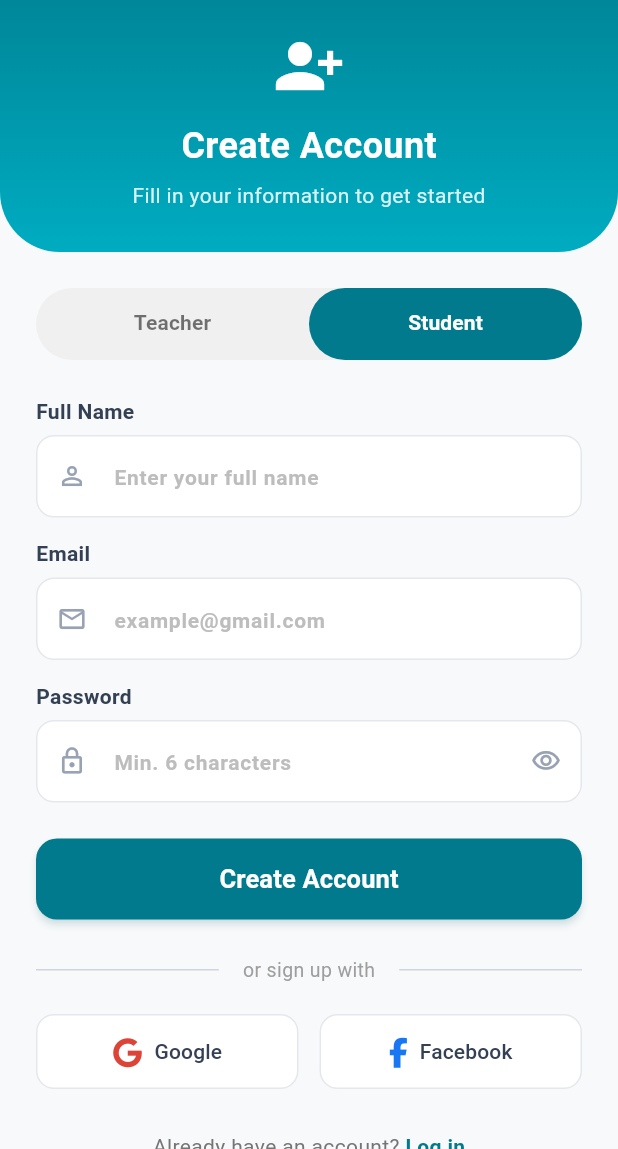
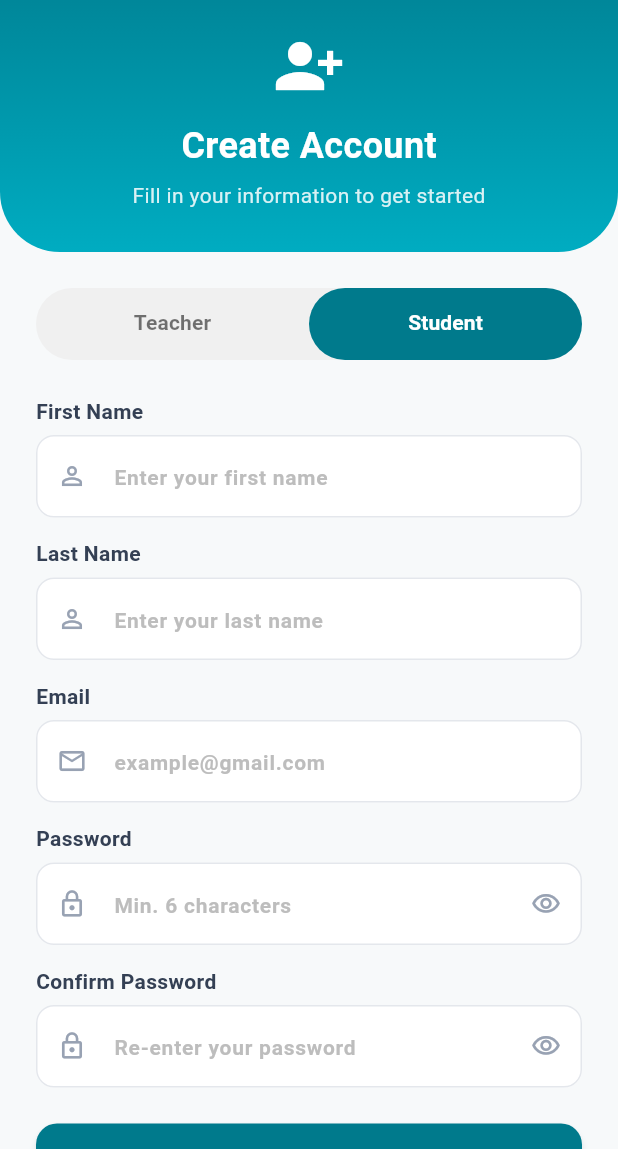
Before and after one commit to ToLa-Web/school-management, a Flutter app: the RegisterScreen screen opened by its route, on a phone screen of 412 x 824 dp, the part 87-1236 px from its top. Run offline on Flutter 3.47's test engine with Material 3 defaults, Android fonts, the light colour scheme and no system bars; our stand-ins replace carousel_slider, curved_navigation_bar, dio, fl_chart, flutter_bounceable, flutter_secure_storage and 6 more; missing offline and left inert: flutter_facebook_auth; accounts and stored records are empty.

Commit message:
Replace username with firstName/lastName in register form and login files

```diff
--- a/frontend/lib/Login/register.dart
+++ b/frontend/lib/Login/register.dart
@@ -18,11 +18,15 @@ class _RegisterScreenState extends State<RegisterScreen>
   final _oauthService = OAuthService();
 
   // Controllers per tab (Teacher=0, Student=1)
-  final List<TextEditingController> _fullNameControllers =
+  final List<TextEditingController> _firstNameControllers =
+      List.generate(2, (_) => TextEditingController());
+  final List<TextEditingController> _lastNameControllers =
       List.generate(2, (_) => TextEditingController());
   final List<TextEditingController> _emailControllers =
       List.generate(2, (_) => TextEditingController());
   final List<TextEditingController> _passwordControllers =
+      List.generate(2, (_) => TextEditingController());
+  final List<TextEditingController> _confirmPasswordControllers =
       List.generate(2, (_) => TextEditingController());
 
   bool _isLoading = false;
@@ -30,6 +34,7 @@ class _RegisterScreenState extends State<RegisterScreen>
   bool _isFacebookLoading = false;
   String? _errorMessage;
   bool _isObscured = true;
+  bool _isConfirmObscured = true;
 
   bool get _anyLoading => _isLoading || _isGoogleLoading || _isFacebookLoading;
 
@@ -54,9 +59,11 @@ class _RegisterScreenState extends State<RegisterScreen>
   void dispose() {
     _tabController.dispose();
     for (var list in [
-      _fullNameControllers,
+      _firstNameControllers,
+      _lastNameControllers,
       _emailControllers,
       _passwordControllers,
+      _confirmPasswordControllers,
     ]) {
       for (var c in list) {
         c.dispose();
@@ -67,17 +74,23 @@ class _RegisterScreenState extends State<RegisterScreen>
 
   Future<void> _handleRegister() async {
     final tabIndex = _tabController.index;
-    final fullName = _fullNameControllers[tabIndex].text.trim();
+    final firstName = _firstNameControllers[tabIndex].text.trim();
+    final lastName = _lastNameControllers[tabIndex].text.trim();
     final email = _emailControllers[tabIndex].text.trim();
     final password = _passwordControllers[tabIndex].text;
+    final confirmPassword = _confirmPasswordControllers[tabIndex].text;
 
-    if (fullName.isEmpty || email.isEmpty || password.isEmpty) {
+    if (firstName.isEmpty || lastName.isEmpty || email.isEmpty || password.isEmpty || confirmPassword.isEmpty) {
       setState(() => _errorMessage = 'Please fill in all required fields');
       return;
     }
     if (password.length < 6) {
       setState(
           () => _errorMessage = 'Password must be at least 6 characters');
+      return;
+    }
+    if (password != confirmPassword) {
+      setState(() => _errorMessage = 'Passwords do not match');
       return;
     }
 
@@ -88,7 +101,7 @@ class _RegisterScreenState extends State<RegisterScreen>
 
     try {
       final result = await _apiService.register(
-        UserCreateDto(email: email, password: password, username: fullName),
+        UserCreateDto(email: email, password: password, firstName: firstName, lastName: lastName),
       );
       if (!mounted) return;
       if (result != null) {
@@ -469,9 +482,13 @@ class _RegisterScreenState extends State<RegisterScreen>
                         final idx = _tabController.index;
                         return Column(
                           children: [
-                            _buildField("Full Name", Icons.person_outline,
-                                "Enter your full name",
-                                _fullNameControllers[idx]),
+                            _buildField("First Name", Icons.person_outline,
+                                "Enter your first name",
+                                _firstNameControllers[idx]),
+                            const SizedBox(height: 14),
+                            _buildField("Last Name", Icons.person_outline,
+                                "Enter your last name",
+                                _lastNameControllers[idx]),
                             const SizedBox(height: 14),
                             _buildField("Email", Icons.email_outlined,
                                 "example@gmail.com",
@@ -479,6 +496,8 @@ class _RegisterScreenState extends State<RegisterScreen>
                                 keyboardType: TextInputType.emailAddress),
                             const SizedBox(height: 14),
                             _buildPasswordField(idx),
+                            const SizedBox(height: 14),
+                            _buildConfirmPasswordField(idx),
                           ],
                         );
                       },
@@ -690,6 +709,58 @@ class _RegisterScreenState extends State<RegisterScreen>
     );
   }
 
+  Widget _buildConfirmPasswordField(int tabIndex) {
+    return Column(
+      crossAxisAlignment: CrossAxisAlignment.start,
+      children: [
+        const Text("Confirm Password",
+            style: TextStyle(
+                fontWeight: FontWeight.w600,
+                color: Color(0xFF344054),
+                fontSize: 14)),
+        const SizedBox(height: 6),
+        TextField(
+          controller: _confirmPasswordControllers[tabIndex],
+          obscureText: _isConfirmObscured,
+          decoration: InputDecoration(
+            prefixIcon: const Icon(Icons.lock_outline,
+                color: Color(0xFF98A2B3), size: 20),
+            hintText: "Re-enter your password",
+            hintStyle: TextStyle(color: Colors.grey.shade400, fontSize: 14),
+            suffixIcon: IconButton(
+              icon: Icon(
+                _isConfirmObscured
+                    ? Icons.visibility_outlined
+                    : Icons.visibility_off_outlined,
+                color: const Color(0xFF98A2B3),
+                size: 20,
+              ),
+              onPressed: () =>
+                  setState(() => _isConfirmObscured = !_isConfirmObscured),
+            ),
+            filled: true,
+            fillColor: Colors.white,
+            contentPadding:
+                const EdgeInsets.symmetric(horizontal: 16, vertical: 14),
+            border: OutlineInputBorder(
+              borderRadius: BorderRadius.circular(12),
+              borderSide: const BorderSide(color: Color(0xFFE4E7EC)),
+            ),
+            enabledBorder: OutlineInputBorder(
+              borderRadius: BorderRadius.circular(12),
+              borderSide: const BorderSide(color: Color(0xFFE4E7EC)),
+            ),
+            focusedBorder: OutlineInputBorder(
+              borderRadius: BorderRadius.circular(12),
+              borderSide: const BorderSide(
+                  color: Color(0xFF007A8C), width: 1.5),
+            ),
+          ),
+        ),
+      ],
+    );
+  }
+
   Widget _buildOAuthButton({
     required VoidCallback? onPressed,
     required Widget icon,
```
Also changed, not shown: frontend/lib/Login/login_as_student.dart (+6 -6 lines), frontend/lib/Login/login_as_teacher.dart (+6 -6 lines).
